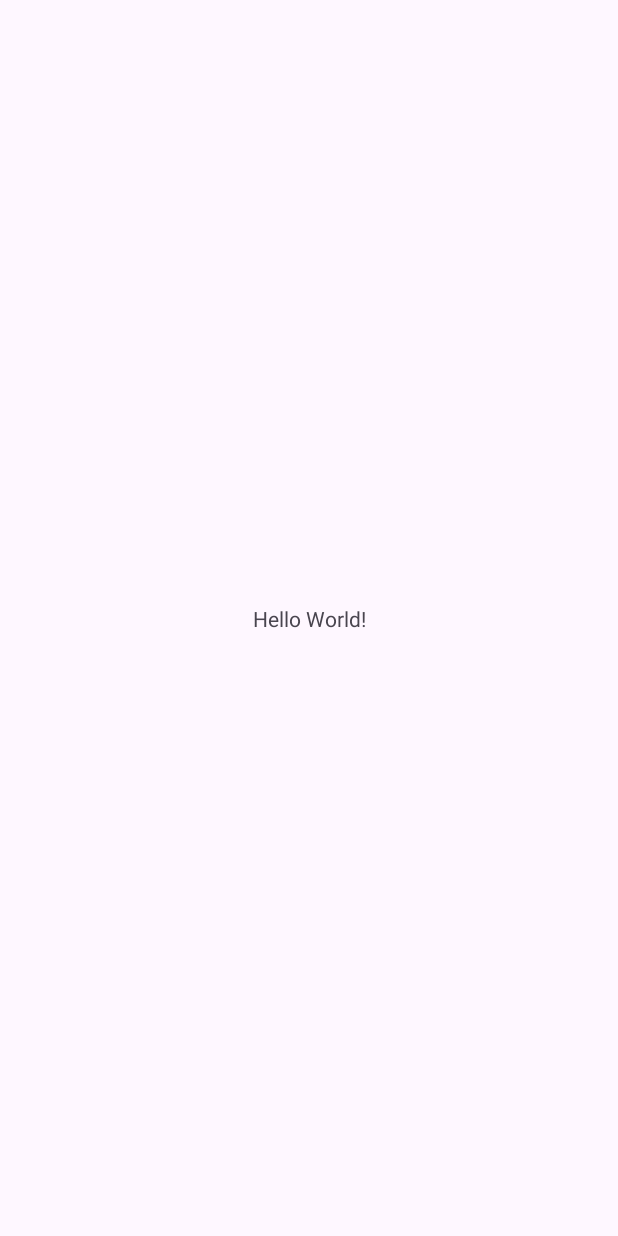
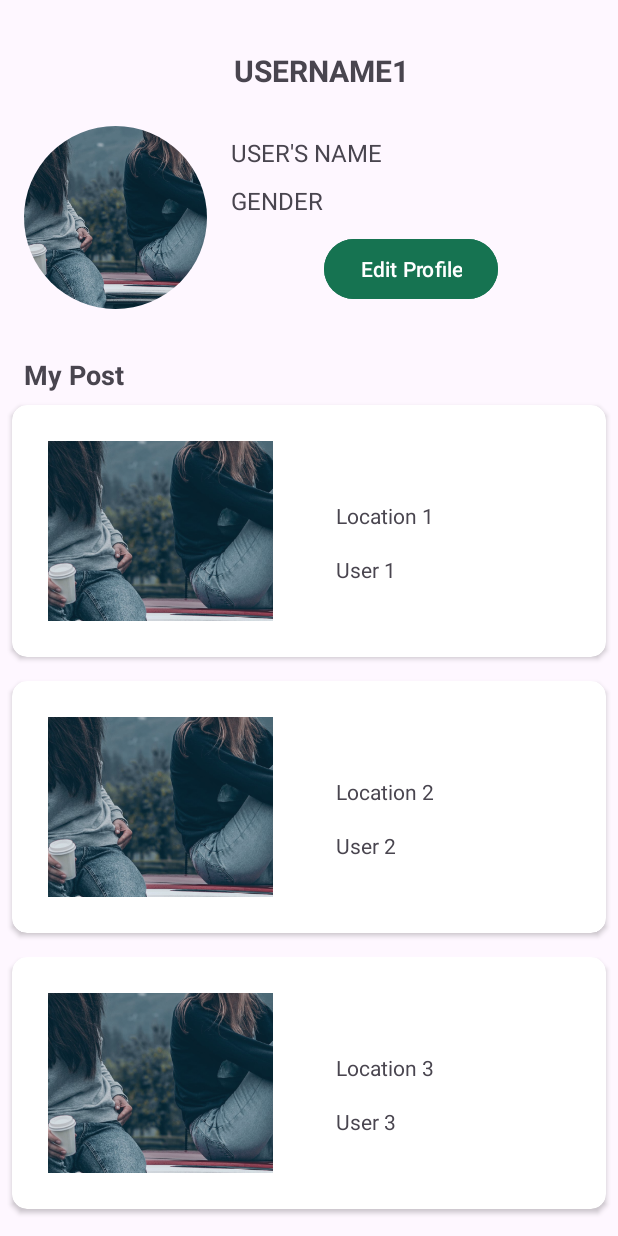
Before and after one commit to Charliecodes07/Anonymous-Traveller, an Android app: the screen it shows after launch (MainActivity before the commit, ProfileActivity after it), on a phone screen of 412 x 824 dp. Before the commit the screen is almost empty. Run offline under Robolectric (Android 15) with nearby library versions, the phone set to English and light mode, and no system bars; our stand-ins replace CircleImageView.

Commit message:
User Profile Page and Edit Profile Page Splash activity page

```diff
--- a/app/build.gradle.kts
+++ b/app/build.gradle.kts
@@ -5,12 +5,12 @@ plugins {
 
 android {
     namespace = "com.example.unknowntraveller"
-    compileSdk = 33
+    compileSdk = 34
 
     defaultConfig {
         applicationId = "com.example.unknowntraveller"
         minSdk = 24
-        targetSdk = 33
+        targetSdk = 34
         versionCode = 1
         versionName = "1.0"
 
@@ -41,4 +41,6 @@ dependencies {
     testImplementation("junit:junit:4.13.2")
     androidTestImplementation("androidx.test.ext:junit:1.1.5")
     androidTestImplementation("androidx.test.espresso:espresso-core:3.5.1")
+    implementation ("androidx.constraintlayout:constraintlayout:2.1.3")
+    implementation("de.hdodenhof:circleimageview:3.1.0")
 }
--- /dev/null
+++ b/app/src/main/java/com/example/unknowntraveller/CustomAdapter.kt
@@ -0,0 +1,47 @@
+package com.example.unknowntraveller
+
+import android.view.LayoutInflater
+import android.view.View
+import android.view.ViewGroup
+import android.widget.ImageView
+import android.widget.TextView
+import androidx.recyclerview.widget.RecyclerView
+
+
+class CustomAdapter(private val mList: List<ItemsViewModel>) : RecyclerView.Adapter<CustomAdapter.ViewHolder>() {
+
+    // create new views
+    override fun onCreateViewHolder(parent: ViewGroup, viewType: Int): ViewHolder {
+        // inflates the card_view_design view
+        // that is used to hold list item
+        val view = LayoutInflater.from(parent.context)
+            .inflate(R.layout.cardview_layout, parent, false)
+
+        return ViewHolder(view)
+    }
+
+    // binds the list items to a view
+    override fun onBindViewHolder(holder: ViewHolder, position: Int) {
+
+        val ItemsViewModel = mList[position]
+
+        // sets the image to the imageview from our itemHolder class
+        holder.imageView.setImageResource(ItemsViewModel.image)
+        // sets the text to the textview from our itemHolder class
+        holder.textView1.text = ItemsViewModel.location
+        holder.textView2.text = ItemsViewModel.username
+
+    }
+
+    // return the number of the items in the list
+    override fun getItemCount(): Int {
+        return mList.size
+    }
+
+    // Holds the views for adding it to image and text
+    class ViewHolder(ItemView: View) : RecyclerView.ViewHolder(ItemView) {
+        val imageView: ImageView = itemView.findViewById(R.id.image_view)
+        val textView1: TextView = itemView.findViewById(R.id.textview1)
+        val textView2: TextView = itemView.findViewById(R.id.textview2)
+    }
+}
--- /dev/null
+++ b/app/src/main/java/com/example/unknowntraveller/ItemsViewModel.kt
@@ -0,0 +1,5 @@
+package com.example.unknowntraveller
+
+class ItemsViewModel (var image: Int, var location: String, var username: String){
+
+}
--- /dev/null
+++ b/app/src/main/java/com/example/unknowntraveller/ProfileActivity.kt
@@ -0,0 +1,34 @@
+package com.example.unknowntraveller
+
+import android.content.Intent
+import androidx.appcompat.app.AppCompatActivity
+import android.os.Bundle
+import android.widget.Button
+import androidx.recyclerview.widget.LinearLayoutManager
+import androidx.recyclerview.widget.RecyclerView
+
+class ProfileActivity : AppCompatActivity() {
+    override fun onCreate(savedInstanceState: Bundle?) {
+        super.onCreate(savedInstanceState)
+        setContentView(R.layout.activity_profile)
+        val editbtn = findViewById<Button>(R.id.edit_profile_button)
+        editbtn.setOnClickListener{
+            val Intent = Intent(this, EditProfileActivity::class.java)
+            startActivity(Intent)
+        }
+
+        val recyclerview = findViewById<RecyclerView>(R.id.recyclerview)
+
+        recyclerview.layoutManager = LinearLayoutManager(this)
+
+        val data = ArrayList<ItemsViewModel>()
+
+        data.add(ItemsViewModel(R.drawable.bgimg, "Location 1", "User 1"))
+        data.add(ItemsViewModel(R.drawable.bgimg, "Location 2", "User 2"))
+        data.add(ItemsViewModel(R.drawable.bgimg, "Location 3", "User 3"))
+
+        val adapter = CustomAdapter(data)
+
+        recyclerview.adapter = adapter
+    }
+}
--- /dev/null
+++ b/app/src/main/java/com/example/unknowntraveller/SplashActivity.kt
@@ -0,0 +1,18 @@
+package com.example.unknowntraveller
+
+import android.content.Intent
+import androidx.appcompat.app.AppCompatActivity
+import android.os.Bundle
+import android.os.Handler
+
+class SplashActivity : AppCompatActivity() {
+    override fun onCreate(savedInstanceState: Bundle?) {
+        super.onCreate(savedInstanceState)
+        setContentView(R.layout.activity_splash)
+        val handler = Handler()
+        handler.postDelayed({
+            startActivity(Intent(this@SplashActivity, ProfileActivity::class.java))
+            finish()
+        }, 3000)
+    }
+}
--- /dev/null
+++ b/app/src/main/res/drawable/baseline_travel_explore_24.xml
@@ -0,0 +1,5 @@
+<vector android:height="24dp" android:tint="#FFFFFF"
+    android:viewportHeight="24" android:viewportWidth="24"
+    android:width="24dp" xmlns:android="http://schemas.android.com/apk/res/android">
+    <path android:fillColor="@android:color/white" android:pathData="M19.3,16.9c0.4,-0.7 0.7,-1.5 0.7,-2.4c0,-2.5 -2,-4.5 -4.5,-4.5S11,12 11,14.5s2,4.5 4.5,4.5c0.9,0 1.7,-0.3 2.4,-0.7l3.2,3.2l1.4,-1.4L19.3,16.9zM15.5,17c-1.4,0 -2.5,-1.1 -2.5,-2.5s1.1,-2.5 2.5,-2.5s2.5,1.1 2.5,2.5S16.9,17 15.5,17zM12,20v2C6.48,22 2,17.52 2,12C2,6.48 6.48,2 12,2c4.84,0 8.87,3.44 9.8,8h-2.07c-0.64,-2.46 -2.4,-4.47 -4.73,-5.41V5c0,1.1 -0.9,2 -2,2h-2v2c0,0.55 -0.45,1 -1,1H8v2h2v3H9l-4.79,-4.79C4.08,10.79 4,11.38 4,12C4,16.41 7.59,20 12,20z"/>
+</vector>
--- /dev/null
+++ b/app/src/main/res/drawable/ic_baseline_add_photo.xml
@@ -0,0 +1,5 @@
+<vector android:height="24dp" android:tint="#000000"
+    android:viewportHeight="24" android:viewportWidth="24"
+    android:width="24dp" xmlns:android="http://schemas.android.com/apk/res/android">
+    <path android:fillColor="@android:color/white" android:pathData="M3,4V1h2v3h3v2H5v3H3V6H0V4H3zM6,10V7h3V4h7l1.83,2H21c1.1,0 2,0.9 2,2v12c0,1.1 -0.9,2 -2,2H5c-1.1,0 -2,-0.9 -2,-2V10H6zM13,19c2.76,0 5,-2.24 5,-5s-2.24,-5 -5,-5s-5,2.24 -5,5S10.24,19 13,19zM9.8,14c0,1.77 1.43,3.2 3.2,3.2s3.2,-1.43 3.2,-3.2s-1.43,-3.2 -3.2,-3.2S9.8,12.23 9.8,14z"/>
+</vector>
--- /dev/null
+++ b/app/src/main/res/drawable/ic_baseline_upload_24.xml
@@ -0,0 +1,5 @@
+<vector android:height="24dp" android:tint="#000000"
+    android:viewportHeight="24" android:viewportWidth="24"
+    android:width="24dp" xmlns:android="http://schemas.android.com/apk/res/android">
+    <path android:fillColor="@android:color/white" android:pathData="M5,20h14v-2H5V20zM5,10h4v6h6v-6h4l-7,-7L5,10z"/>
+</vector>
--- /dev/null
+++ b/app/src/main/res/layout/activity_profile.xml
@@ -0,0 +1,84 @@
+<?xml version="1.0" encoding="utf-8"?>
+<RelativeLayout xmlns:android="http://schemas.android.com/apk/res/android"
+    xmlns:tools="http://schemas.android.com/tools"
+    xmlns:app="http://schemas.android.com/apk/res-auto"
+    android:layout_width="match_parent"
+    android:layout_height="match_parent">
+
+    <TextView
+        android:id="@+id/username"
+        android:layout_width="match_parent"
+        android:layout_height="wrap_content"
+        android:layout_marginStart="16dp"
+        android:layout_marginLeft="0dp"
+        android:layout_marginTop="33dp"
+        android:gravity="center"
+        android:text="USERNAME1"
+        android:textSize="20sp"
+        android:textStyle="bold" />
+
+
+    <de.hdodenhof.circleimageview.CircleImageView
+        android:id="@+id/profile_picture"
+        android:layout_width="122dp"
+        android:layout_height="130dp"
+        android:layout_marginStart="16dp"
+        android:layout_marginTop="80dp"
+        android:clipToOutline="true"
+        android:scaleType="centerCrop"
+        android:src="@drawable/bgimg" />
+
+    <TextView
+        android:id="@+id/user_name"
+        android:layout_width="wrap_content"
+        android:layout_height="wrap_content"
+        android:layout_below="@id/username"
+        android:layout_toRightOf="@id/profile_picture"
+        android:layout_marginStart="16dp"
+        android:text="USER'S NAME"
+        android:textSize="16sp"
+        android:layout_marginTop="30dp"/>
+
+    <TextView
+        android:id="@+id/gender"
+        android:layout_width="wrap_content"
+        android:layout_height="wrap_content"
+        android:layout_below="@id/user_name"
+        android:layout_toRightOf="@id/profile_picture"
+        android:layout_marginStart="16dp"
+        android:text="GENDER"
+        android:textSize="16sp"
+        android:layout_marginTop="10dp"/>
+
+    <Button
+        android:id="@+id/edit_profile_button"
+        android:layout_width="wrap_content"
+        android:layout_height="wrap_content"
+        android:layout_alignParentEnd="true"
+        android:layout_marginTop="155dp"
+        android:layout_marginEnd="80dp"
+        android:text="Edit Profile"
+        android:textSize="14sp"
+        android:backgroundTint="@color/button"
+        android:textColor="@color/white"/>
+
+    <TextView
+        android:id="@+id/my_post_text"
+        android:layout_width="wrap_content"
+        android:layout_height="wrap_content"
+        android:layout_below="@id/profile_picture"
+        android:layout_marginStart="16dp"
+        android:layout_marginTop="27dp"
+        android:text="My Post"
+        android:textSize="18sp"
+        android:textStyle="bold" />
+
+    <androidx.recyclerview.widget.RecyclerView
+        android:layout_width="match_parent"
+        android:layout_height="wrap_content"
+        android:id="@+id/recyclerview"
+        android:layout_below="@id/my_post_text"
+        android:nestedScrollingEnabled="true"/>
+
+
+</RelativeLayout>
--- /dev/null
+++ b/app/src/main/res/layout/cardview_layout.xml
@@ -0,0 +1,54 @@
+<?xml version="1.0" encoding="utf-8"?>
+
+<androidx.cardview.widget.CardView xmlns:android="http://schemas.android.com/apk/res/android"
+    xmlns:app="http://schemas.android.com/apk/res-auto"
+    android:layout_width="match_parent"
+    android:layout_height="wrap_content"
+    xmlns:tools="http://schemas.android.com/tools"
+    android:layout_margin="8dp"
+    app:cardCornerRadius="10dp"
+    app:elevation="4dp">
+
+    <RelativeLayout
+        android:layout_width="match_parent"
+        android:layout_height="match_parent"
+        android:padding="8dp"
+        tools:itemCount="5">
+
+        <ImageView
+            android:id="@+id/image_view"
+            android:layout_width="150dp"
+            android:layout_height="120dp"
+            android:layout_alignParentLeft="true"
+            android:layout_marginStart="16dp"
+            android:layout_marginTop="16dp"
+            android:layout_marginEnd="16dp"
+            android:layout_marginBottom="16dp"
+            android:scaleType="centerCrop" />
+
+        <TextView
+            android:id="@+id/textview1"
+            android:layout_width="wrap_content"
+            android:layout_height="20dp"
+            android:layout_alignParentRight="true"
+            android:layout_marginStart="26dp"
+            android:layout_marginTop="56dp"
+            android:layout_marginEnd="16dp"
+            android:layout_marginRight="50dp"
+            android:layout_marginBottom="16dp"
+            android:layout_toRightOf="@+id/image_view"
+            android:text="LOCATION: KERALA" />
+
+        <TextView
+            android:layout_width="wrap_content"
+            android:layout_height="20dp"
+            android:layout_alignParentRight="true"
+            android:layout_below="@+id/textview1"
+            android:layout_marginStart="26dp"
+            android:layout_marginEnd="16dp"
+            android:layout_marginBottom="16dp"
+            android:layout_toRightOf="@+id/image_view"
+            android:text="Posted By: @username"
+            android:id="@+id/textview2"/>
+    </RelativeLayout>
+</androidx.cardview.widget.CardView>
--- a/app/src/main/res/values/colors.xml
+++ b/app/src/main/res/values/colors.xml
@@ -2,4 +2,5 @@
 <resources>
     <color name="black">#FF000000</color>
     <color name="white">#FFFFFFFF</color>
+    <color name="button">#167351</color>
 </resources>
```
Also changed, not shown: app/src/main/AndroidManifest.xml (+24 -1 lines), app/src/main/java/com/example/unknowntraveller/EditProfileActivity.kt (added, +111 -0 lines), app/src/main/res/layout/activity_edit_profile.xml (added, +56 -0 lines), app/src/main/res/layout/activity_splash.xml (added, +39 -0 lines), app/src/main/res/layout/mypost_layout.xml (added, +49 -0 lines), app/src/main/res/drawable/bgimg.png (added), 1 other file.
